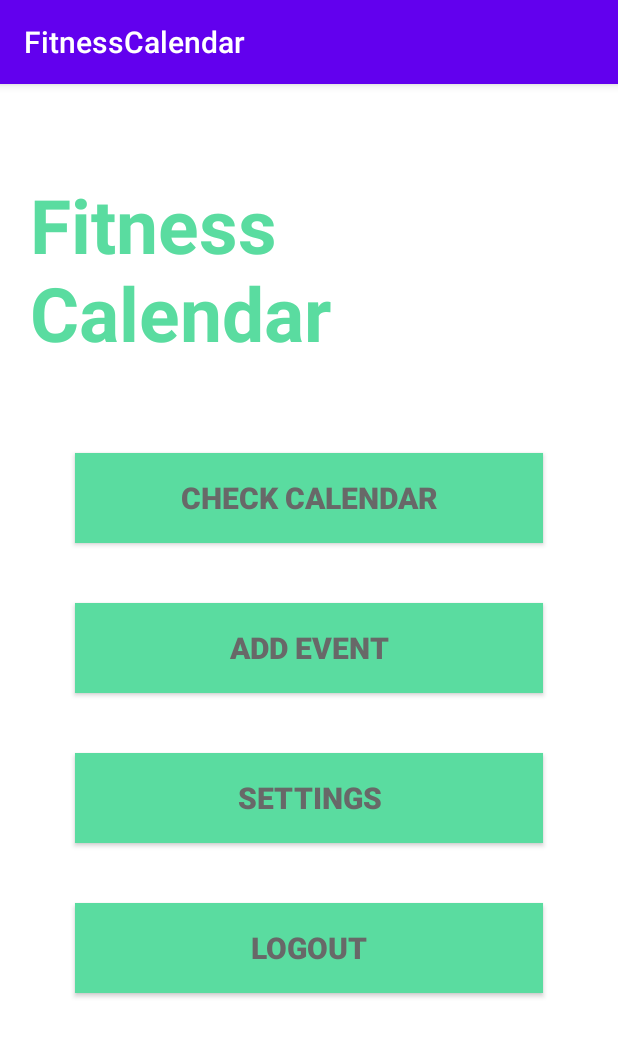
After one commit to huidark/ikunForEver, an Android app: the fragment MenuFragment placed in its activity, on a phone screen of 412 x 824 dp. The commit adds this screen. Shown: the top 1037 px of the screen. Run offline under Robolectric (Android 15) with nearby library versions, the phone set to English and light mode, and no system bars.

Commit message:
done for ck3

```diff
--- /dev/null
+++ b/FitnessCalendar/app/src/main/java/com/example/fitnesscalendar/activity/GeneralContainerActivity.java
@@ -0,0 +1,49 @@
+package com.example.fitnesscalendar.activity;
+
+import static com.example.fitnesscalendar.R.id.fl_container;
+
+import androidx.appcompat.app.AppCompatActivity;
+
+import android.os.Bundle;
+
+import com.example.fitnesscalendar.R;
+import com.example.fitnesscalendar.data.DataStructure;
+import com.example.fitnesscalendar.fragment.FirstPageFragment;
+import com.example.fitnesscalendar.fragment.LoginFragment;
+
+/*
+This class serve as the activity class for the first page/login page/menu page
+This class should use three fragments, namely first page/login page/menu page fragments flexibly
+in different cases.
+ */
+public class GeneralContainerActivity extends AppCompatActivity {
+
+    //declare fragments to be used.
+    private FirstPageFragment firstPageFragment;
+
+    @Override
+    protected void onCreate(Bundle savedInstanceState) {
+        //initialize the view
+        super.onCreate(savedInstanceState);
+        setContentView(R.layout.activity_general_page_container);
+
+        //TODO: add switch method later for different usages.
+        //TODO: initialize data structure
+
+        {// 1. case of launcher, starting with start page then turn to login page after 1.5 seconds
+            //initialization of first page fragment
+            //first of all, initialize data structure
+            DataStructure ds = new DataStructure();
+            //initialization of fragment
+            firstPageFragment = new FirstPageFragment();
+            //add ds to bundle
+            Bundle bundlef = new Bundle();
+            bundlef.putSerializable("ds", ds);
+            firstPageFragment.setArguments(bundlef);
+            //add the fragment into frame layout container
+            getFragmentManager().beginTransaction().add(fl_container, firstPageFragment).commitAllowingStateLoss();
+
+        }
+
+    }
+}
--- /dev/null
+++ b/FitnessCalendar/app/src/main/java/com/example/fitnesscalendar/data/DataStructure.java
@@ -0,0 +1,35 @@
+package com.example.fitnesscalendar.data;
+
+import java.io.Serializable;
+
+public class DataStructure implements Serializable {
+
+    //TODO: this class works as data storage class: an object of this class should be passed
+    //TODO: each time when data is transferred between Activity/Fragment
+    private String username;
+    //public constructor
+    public DataStructure(){
+        username = "";
+    }
+
+    //setter of username
+    public void setUsername(String username){
+        if(username == null){
+            this.username = username;
+        }
+    }
+
+    //getter of username
+    public String getUsername(){
+        if(username != null) {
+            return this.username;
+        }else{
+            return "";
+        }
+    }
+
+    //clear session
+    public void clear_session(){
+        this.username = null;
+    }
+}
--- /dev/null
+++ b/FitnessCalendar/app/src/main/java/com/example/fitnesscalendar/fragment/FirstPageFragment.java
@@ -0,0 +1,61 @@
+package com.example.fitnesscalendar.fragment;
+
+import static com.example.fitnesscalendar.R.id.fl_container;
+
+import android.os.Bundle;
+
+import androidx.annotation.Nullable;
+import androidx.fragment.app.Fragment;
+
+import android.view.LayoutInflater;
+import android.view.View;
+import android.view.ViewGroup;
+
+import com.example.fitnesscalendar.R;
+import com.example.fitnesscalendar.data.DataStructure;
+
+import java.util.Timer;
+import java.util.TimerTask;
+
+/*
+This class serve as the fragment class for first page.
+This class should only create the view of first page fragment and sleep for 1.5s
+ */
+public class FirstPageFragment extends android.app.Fragment {
+    //initialization of login fragment
+    private LoginFragment loginFragment;
+
+    @Nullable
+    @Override
+    public View onCreateView(LayoutInflater inflater, @Nullable ViewGroup container, Bundle savedInstanceState) {
+        //create view
+        View view = inflater.inflate(R.layout.fragment_first_page, container, false);
+        return view;
+    }
+
+    @Override
+    public void onViewCreated(View view, @Nullable Bundle savedInstanceState) {
+        //actions after view is created
+        super.onViewCreated(view, savedInstanceState);
+
+        Bundle bundlel = getArguments();
+        DataStructure ds = (DataStructure) bundlel.getSerializable("ds");
+
+        //initialization of login fragment
+        loginFragment = new LoginFragment();
+        //add data structure to bundle
+        Bundle bundle = new Bundle();
+        bundle.putSerializable("ds", ds);
+        loginFragment.setArguments(bundle);
+        //replace the fragments
+        Timer timer = new Timer();
+        TimerTask tt = new TimerTask() {
+            @Override
+            public void run() {
+                getFragmentManager().beginTransaction().replace(fl_container, loginFragment).commitAllowingStateLoss();
+            }
+        };
+        timer.schedule(tt, 1500);
+
+    }
+}
--- /dev/null
+++ b/FitnessCalendar/app/src/main/java/com/example/fitnesscalendar/fragment/MenuFragment.java
@@ -0,0 +1,48 @@
+package com.example.fitnesscalendar.fragment;
+
+import android.content.Intent;
+import android.os.Bundle;
+
+import androidx.annotation.Nullable;
+import androidx.fragment.app.Fragment;
+
+import android.view.LayoutInflater;
+import android.view.View;
+import android.view.ViewGroup;
+
+import com.example.fitnesscalendar.R;
+
+public class MenuFragment extends android.app.Fragment implements View.OnClickListener {
+
+    @Nullable
+    @Override
+    public View onCreateView(LayoutInflater inflater, @Nullable ViewGroup container, Bundle savedInstanceState) {
+        //create view
+        View view = inflater.inflate(R.layout.fragment_menu, container,false);
+        return view;
+    }
+
+    @Override
+    public void onViewCreated(View view, @Nullable Bundle savedInstanceState) {
+        //actions after view is created
+        super.onViewCreated(view, savedInstanceState);
+    }
+
+    @Override
+    public void onClick(View v) {
+        Intent it = null;
+        switch(v.getId()){
+            case R.id.bt_ae:
+                //it = new Intent(getActivity(), )
+                //TODO: update this
+            case R.id.bt_cc:
+                //TODO: update this
+            case R.id.bt_st:
+                //TODO: update this
+            case R.id.bt_lo:
+                //TODO: update this
+        }
+        //startActivity(it)
+        //TODO: update this
+    }
+}
--- /dev/null
+++ b/FitnessCalendar/app/src/main/res/layout/activity_general_page_container.xml
@@ -0,0 +1,30 @@
+<?xml version="1.0" encoding="utf-8"?>
+<RelativeLayout xmlns:android="http://schemas.android.com/apk/res/android"
+    xmlns:app="http://schemas.android.com/apk/res-auto"
+    xmlns:tools="http://schemas.android.com/tools"
+    android:layout_width="match_parent"
+    android:layout_height="match_parent"
+    android:orientation="vertical"
+    android:background="#fff"
+    tools:context=".activity.GeneralContainerActivity">
+    <TextView
+        android:id="@+id/tv_title"
+        android:layout_height="wrap_content"
+        android:layout_width="match_parent"
+        android:text="Fitness \nCalendar"
+        android:textSize="50dp"
+        android:textColor="#5ADCA0"
+        android:textStyle="bold"
+        android:padding="10dp"
+        android:layout_marginLeft="10dp"
+        android:layout_marginTop="50dp"
+        />
+
+    <FrameLayout
+        android:id="@+id/fl_container"
+        android:layout_below="@id/tv_title"
+        android:layout_height="match_parent"
+        android:layout_width="match_parent"
+        />
+
+</RelativeLayout>
--- /dev/null
+++ b/FitnessCalendar/app/src/main/res/layout/fragment_menu.xml
@@ -0,0 +1,67 @@
+<?xml version="1.0" encoding="utf-8"?>
+<RelativeLayout xmlns:android="http://schemas.android.com/apk/res/android"
+    xmlns:tools="http://schemas.android.com/tools"
+    android:layout_width="match_parent"
+    android:layout_height="match_parent"
+    android:orientation="vertical"
+    tools:context=".fragment.MenuFragment">
+
+    <Button
+        android:id="@+id/bt_cc"
+        android:layout_height="60dp"
+        android:layout_width="match_parent"
+        android:layout_marginLeft="50dp"
+        android:layout_marginRight="50dp"
+        android:layout_marginTop="50dp"
+        android:text="Check Calendar"
+        android:textSize="20dp"
+        android:background="#5ADCA0"
+        android:textColor="#686868"
+        android:textStyle="bold"
+        />
+    <Button
+        android:id="@+id/bt_ae"
+        android:layout_below="@id/bt_cc"
+        android:layout_height="60dp"
+        android:layout_width="match_parent"
+        android:layout_marginLeft="50dp"
+        android:layout_marginRight="50dp"
+        android:layout_marginTop="40dp"
+        android:text="Add Event"
+        android:textSize="20dp"
+        android:background="#5ADCA0"
+        android:textColor="#686868"
+        android:textStyle="bold"
+        />
+    <Button
+        android:id="@+id/bt_st"
+        android:layout_below="@id/bt_ae"
+        android:layout_height="60dp"
+        android:layout_width="match_parent"
+        android:layout_marginLeft="50dp"
+        android:layout_marginRight="50dp"
+        android:layout_marginTop="40dp"
+        android:text="Settings"
+        android:textSize="20dp"
+        android:background="#5ADCA0"
+        android:textColor="#686868"
+        android:textStyle="bold"
+        />
+
+    <Button
+        android:id="@+id/bt_lo"
+        android:layout_below="@id/bt_st"
+        android:layout_height="60dp"
+        android:layout_width="match_parent"
+        android:layout_marginLeft="50dp"
+        android:layout_marginRight="50dp"
+        android:layout_marginTop="40dp"
+        android:text="Logout"
+        android:textSize="20dp"
+        android:background="#5ADCA0"
+        android:textColor="#686868"
+        android:textStyle="bold"
+        />
+
+
+</RelativeLayout>
--- a/FitnessCalendar/app/src/main/res/values/strings.xml
+++ b/FitnessCalendar/app/src/main/res/values/strings.xml
@@ -1,3 +1,5 @@
 <resources>
     <string name="app_name">FitnessCalendar</string>
+    <!-- TODO: Remove or change this placeholder text -->
+    <string name="hello_blank_fragment">Hello blank fragment</string>
 </resources>
```
Also changed, not shown: FitnessCalendar/app/src/main/AndroidManifest.xml (+4 -7 lines), FitnessCalendar/app/src/main/java/com/example/fitnesscalendar/activity/Login.java (deleted, +0 -16 lines), FitnessCalendar/app/src/main/java/com/example/fitnesscalendar/activity/StartPage.java (deleted, +0 -16 lines), FitnessCalendar/app/src/main/java/com/example/fitnesscalendar/fragment/LoginFragment.java (added, +66 -0 lines), FitnessCalendar/app/src/main/res/layout/fragment_first_page.xml (renamed from FitnessCalendar/app/src/main/res/layout/activity_start_page.xml, +7 -9 lines), FitnessCalendar/app/src/main/res/layout/fragment_login.xml (renamed from FitnessCalendar/app/src/main/res/layout/activity_login.xml, +3 -22 lines).
